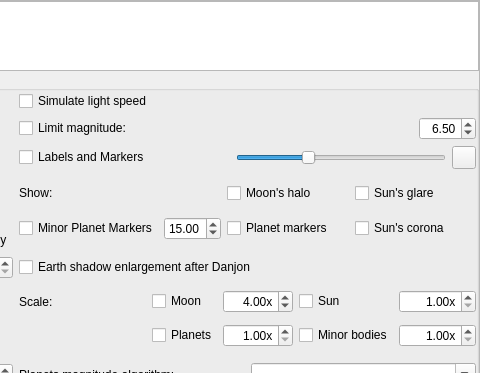
Before: the Qt Designer form src/gui/viewDialog.ui in 10110111/stellarium, drawn with Qt 5; both pictures show x 449 to 929 and y 0 to 373 of the 929 by 559 pixel window.
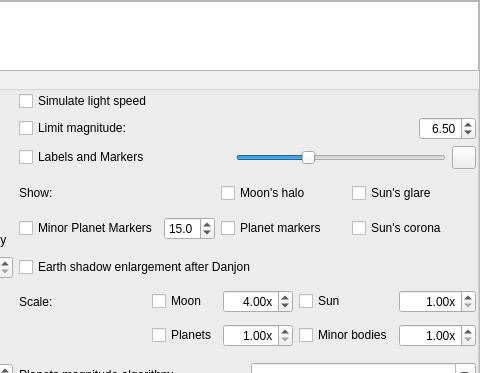
After: the same form once the commit is applied. The open tabs and pages were chosen to show the change. Icons and pictures are not drawn. Custom widgets are drawn as their Qt base class.

Commit message: Improve marker mag threshold setting

What changed in the file:
```diff
--- a/src/gui/viewDialog.ui
+++ b/src/gui/viewDialog.ui
@@ -1425,12 +1425,15 @@
                    <property name="toolTip">
                     <string>Draw markers for objects with magnitude brighter than this</string>
                    </property>
-                   <property name="maximum">
-                    <double>35.000000000000000</double>
+                   <property name="decimals">
+                    <number>1</number>
                    </property>
                    <property name="minimum">
                     <double>5.000000000000000</double>
                    </property>
+                   <property name="maximum">
+                    <double>37.000000000000000</double>
+                   </property>
                    <property name="singleStep">
                     <double>0.100000000000000</double>
                    </property>
```
The commit also changes 2 other files.
